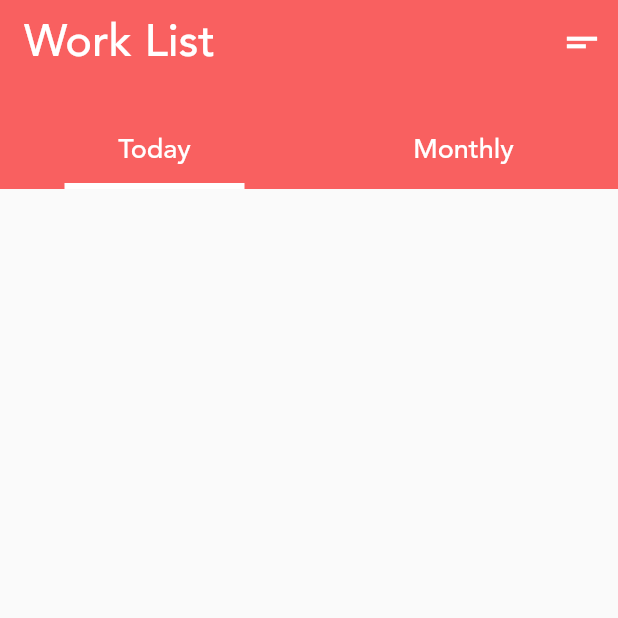
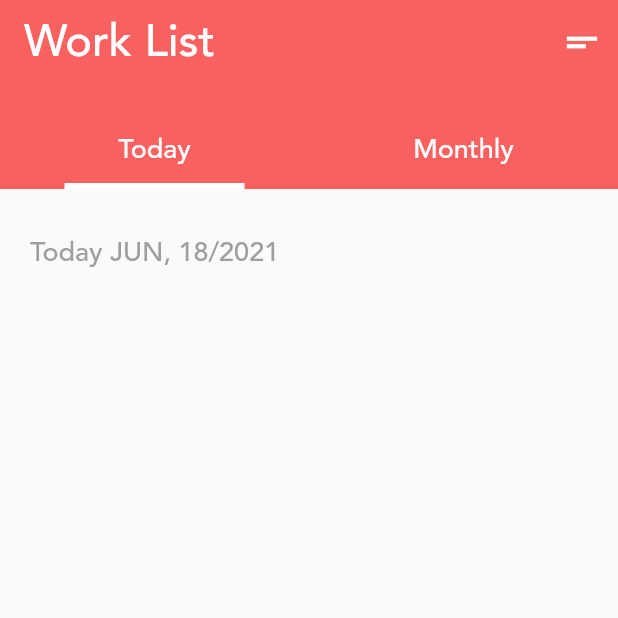
Before and after one commit to kyoichii/todoapp, a Flutter app: the homePage screen opened directly, on a phone screen of 412 x 824 dp, the top half of it. Run offline on Flutter 3.47's test engine with Material 2 defaults, Android fonts, the phone set to English and light mode, and no system bars; our stand-ins replace table_calendar.

Commit message:
2021/6/19 2:00

```diff
--- a/lib/HomePage.dart
+++ b/lib/HomePage.dart
@@ -1,4 +1,6 @@
 import 'package:flutter/material.dart';
+import 'package:table_calendar/table_calendar.dart';
+
 class HomePage extends StatelessWidget {
   @override
   Widget build(BuildContext context) {
@@ -20,6 +22,9 @@ class homePage extends StatefulWidget {
 
 class _homePageState extends State<homePage> {
   String filterType = "today";
+  DateTime today = new DateTime.now();
+  var monthNames = ["JAN", "FEB", "MAR", "APR", "MAY", "JUN", "JUL", "AUG", "SEPT", "OCT", "NOV", "DEC"];
+  CalendarController ctrlr = new CalendarController();
   @override
   Widget build(BuildContext context) {
     return Scaffold(
@@ -90,7 +95,38 @@ class _homePageState extends State<homePage> {
                     )
                   ],
                 ),
-              )
+              ),
+              //filterTypeがmonthlyだった場合
+              (filterType == "monthly")?TableCalendar(
+                calendarController: ctrlr,
+                startingDayOfWeek: StartingDayOfWeek.monday,
+                initialCalendarFormat: CalendarFormat.week,
+              ):Container(),
+              Expanded(
+                child: SingleChildScrollView(
+                  child: Column(
+                    crossAxisAlignment: CrossAxisAlignment.start,
+                    children: [
+                      SizedBox(height: 10,),
+                      Container(
+                        padding: EdgeInsets.all(20),
+                        child: Column(
+                          crossAxisAlignment: CrossAxisAlignment.start,
+                          children: [
+                            Text("Today ${monthNames[today.month - 1]}, ${today.day}/${today.year}", style: TextStyle(
+                              fontSize: 18,
+                              color: Colors.grey
+                            ),)
+                          ],
+                        ),
+                      ),
+                      //taskWidget(Color(0xfff96060), "Meeting with someone", "9:00 AM"),
+                      //taskWidget(Colors.blue, "Meeting with someone", "9:00 AM"),
+                      //taskWidget(Colors.green, "Take your medicines", "9:00 AM"),
+                    ],
+                  ),
+                ),
+              ),
             ],
           ),
         ],
@@ -100,7 +136,7 @@ class _homePageState extends State<homePage> {
   changeFilter(String filter){
     filterType = filter;
     setState(() {
-
     });
   }
+
 }
--- a/lib/main.dart
+++ b/lib/main.dart
@@ -1,3 +1,4 @@
+// @dart=2.9
 import 'dart:async';
 import 'Onbording.dart';
 import 'package:flutter/material.dart';
--- a/pubspec.yaml
+++ b/pubspec.yaml
@@ -18,12 +18,13 @@ publish_to: 'none' # Remove this line if you wish to publish to pub.dev
 version: 1.0.0+1
 
 environment:
-  sdk: ">=2.12.0 <3.0.0"
+  sdk: '>=2.12.0 <3.0.0'
 
 dependencies:
   flutter:
     sdk: flutter
   table_calendar: ^2.2.3
+  flutter_slidable: ^0.5.7
 
 
   # The following adds the Cupertino Icons font to your application.
```
Also changed, not shown: pubspec.lock.
